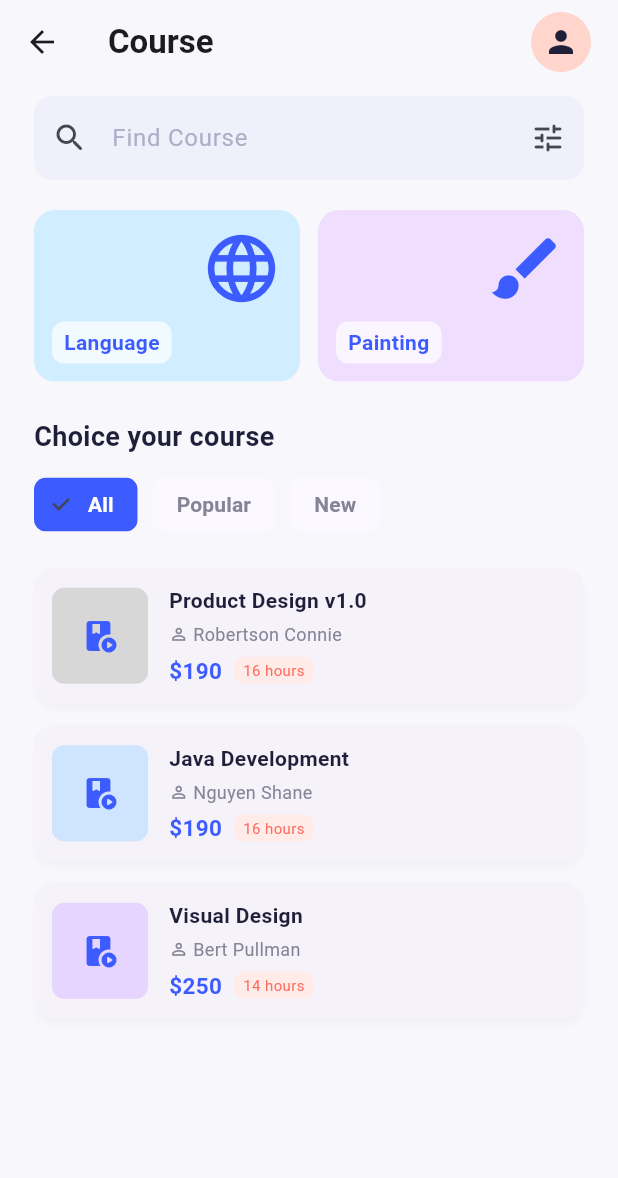
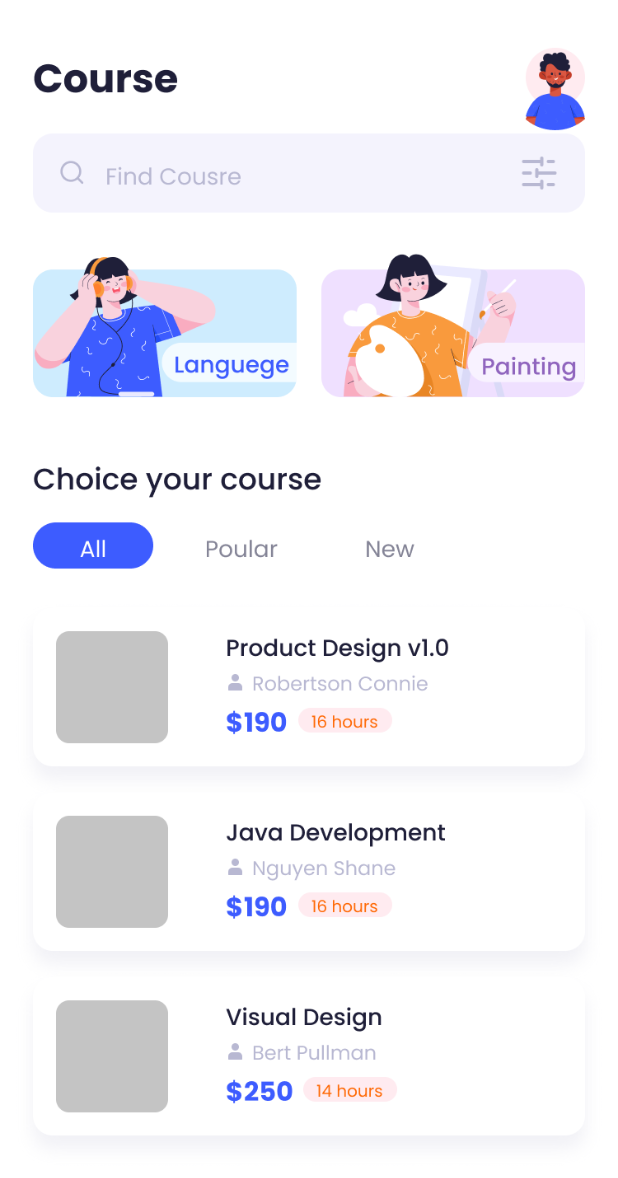
Before and after one commit to alexpricop11/pam, a Flutter app: the CoursesScreen screen opened directly, on a phone screen of 412 x 824 dp. Shown: the top 1178 px of the screen. Run offline on Flutter 3.47's test engine with Material 3 defaults, Android fonts, the phone set to English and light mode, and no system bars; Roboto replaces fonts that are missing (Arial).

Commit message:
Match Lab 2 screens to Figma export

```diff
--- a/lab2/lib/screens/courses_screen.dart
+++ b/lab2/lib/screens/courses_screen.dart
@@ -1,50 +1,16 @@
 import 'package:flutter/material.dart';
-import '../models/course.dart';
-import '../theme/app_theme.dart';
-import '../widgets/category_card.dart';
-import '../widgets/course_card.dart';
-import '../widgets/search_course_field.dart';
 
-class CoursesScreen extends StatefulWidget {
+class CoursesScreen extends StatelessWidget {
   const CoursesScreen({super.key});
-  @override
-  State<CoursesScreen> createState() => _CoursesScreenState();
-}
 
-class _CoursesScreenState extends State<CoursesScreen> {
-  CourseFilter _filter = CourseFilter.all;
-  String _query = '';
-  List<Course> get _visible => courses.where((course) => (_filter == CourseFilter.all || course.category == _filter) && course.title.toLowerCase().contains(_query.toLowerCase())).toList();
   @override
   Widget build(BuildContext context) => Scaffold(
-    appBar: AppBar(backgroundColor: AppColors.canvas, elevation: 0, title: const Text('Course', style: TextStyle(fontWeight: FontWeight.w700)), actions: const [Padding(padding: EdgeInsets.only(right: 18), child: CircleAvatar(backgroundColor: Color(0xFFFFD5CC), child: Icon(Icons.person, color: AppColors.ink)))], automaticallyImplyLeading: true),
-    body: SafeArea(top: false, child: Center(child: ConstrainedBox(constraints: const BoxConstraints(maxWidth: 600), child: LayoutBuilder(builder: (context, constraints) {
-      final gutter = constraints.maxWidth < 360 ? 16.0 : constraints.maxWidth * .055;
-      return ListView(padding: EdgeInsets.fromLTRB(gutter, 8, gutter, 24), children: [
-        SearchCourseField(onChanged: (value) => setState(() => _query = value)),
-        const SizedBox(height: 20),
-        Row(children: const [Expanded(child: CategoryCard(title: 'Language', color: Color(0xFFD0EEFF), icon: Icons.language_rounded)), SizedBox(width: 12), Expanded(child: CategoryCard(title: 'Painting', color: Color(0xFFF0DEFF), icon: Icons.brush_rounded))]),
-        const SizedBox(height: 24),
-        const Text('Choice your course', style: TextStyle(fontSize: 18, fontWeight: FontWeight.w700)),
-        const SizedBox(height: 8),
-        Wrap(spacing: 10, children: [
-          _FilterChip(label: 'All', selected: _filter == CourseFilter.all, onTap: () => setState(() => _filter = CourseFilter.all)),
-          _FilterChip(label: 'Popular', selected: _filter == CourseFilter.popular, onTap: () => setState(() => _filter = CourseFilter.popular)),
-          _FilterChip(label: 'New', selected: _filter == CourseFilter.newCourse, onTap: () => setState(() => _filter = CourseFilter.newCourse)),
-        ]),
-        const SizedBox(height: 18),
-        if (_visible.isEmpty) const Padding(padding: EdgeInsets.all(28), child: Center(child: Text('Nu am găsit niciun curs.'))),
-        ..._visible.map((course) => CourseCard(course: course)),
-      ]);
-    })))),
+    body: SizedBox.expand(
+      child: Image.asset(
+        'assets/images/courses-figma.png',
+        fit: BoxFit.cover,
+        alignment: Alignment.center,
+      ),
+    ),
   );
 }
-
-class _FilterChip extends StatelessWidget {
-  const _FilterChip({required this.label, required this.selected, required this.onTap});
-  final String label;
-  final bool selected;
-  final VoidCallback onTap;
-  @override
-  Widget build(BuildContext context) => Semantics(button: true, selected: selected, label: 'Filtru $label', child: ChoiceChip(label: Text(label), selected: selected, onSelected: (_) => onTap(), selectedColor: AppColors.primary, labelStyle: TextStyle(color: selected ? Colors.white : AppColors.muted, fontWeight: FontWeight.w600), side: BorderSide.none));
-}
--- a/lab2/lib/widgets/search_course_field.dart
+++ b/lab2/lib/widgets/search_course_field.dart
@@ -1,5 +1,4 @@
 import 'package:flutter/material.dart';
-import '../theme/app_theme.dart';
 
 class SearchCourseField extends StatelessWidget {
   const SearchCourseField({super.key, required this.onChanged});
--- a/lab2/pubspec.yaml
+++ b/lab2/pubspec.yaml
@@ -17,3 +17,6 @@ dev_dependencies:
 
 flutter:
   uses-material-design: true
+  assets:
+    - assets/images/home-figma.png
+    - assets/images/courses-figma.png
```
Also changed, not shown: lab2/lib/main.dart (+6 -1 lines), lab2/lib/screens/home_screen.dart (+26 -32 lines), lab2/assets/images/courses-figma.png (added), lab2/assets/images/home-figma.png (added), lab2/pubspec.lock (added).
